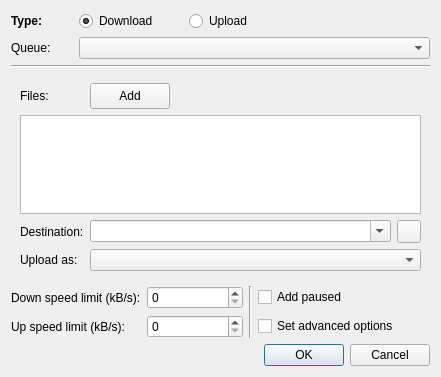
This is src/NewTransferDlg.ui in LubosD/fatrat as Qt 5 draws it before an edit. The edited form follows.
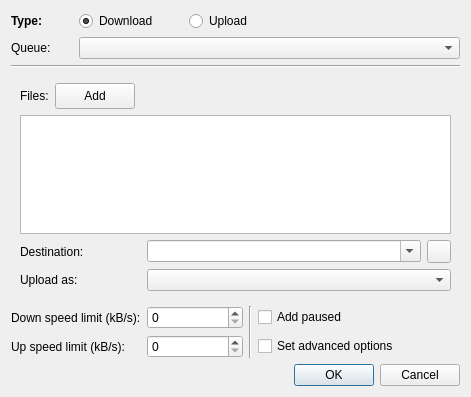
This is the edited form. The open tabs and pages were chosen to show the change. Icons and pictures are not drawn.

```diff
--- a/src/NewTransferDlg.ui
+++ b/src/NewTransferDlg.ui
@@ -5,8 +5,8 @@
    <rect>
     <x>0</x>
     <y>0</y>
-    <width>441</width>
-    <height>377</height>
+    <width>471</width>
+    <height>397</height>
    </rect>
   </property>
   <property name="windowTitle" >
@@ -191,9 +191,23 @@
       </layout>
      </widget>
      <widget class="QWidget" name="page_6" >
-      <layout class="QGridLayout" >
+      <property name="geometry" >
+       <rect>
+        <x>0</x>
+        <y>0</y>
+        <width>415</width>
+        <height>225</height>
+       </rect>
+      </property>
+      <layout class="QGridLayout" name="gridLayout" >
        <item row="0" column="0" >
         <widget class="QLabel" name="label_15" >
+         <property name="sizePolicy" >
+          <sizepolicy vsizetype="Preferred" hsizetype="Minimum" >
+           <horstretch>0</horstretch>
+           <verstretch>0</verstretch>
+          </sizepolicy>
+         </property>
          <property name="text" >
           <string>Files:</string>
          </property>
@@ -215,7 +229,7 @@
          </property>
         </widget>
        </item>
-       <item row="0" column="2" colspan="2" >
+       <item row="0" column="2" colspan="3" >
         <spacer>
          <property name="orientation" >
           <enum>Qt::Horizontal</enum>
@@ -228,28 +242,40 @@
          </property>
         </spacer>
        </item>
-       <item row="1" column="0" colspan="4" >
+       <item row="1" column="0" colspan="5" >
         <widget class="QTextEdit" name="textFiles" >
          <property name="acceptRichText" >
           <bool>false</bool>
          </property>
         </widget>
        </item>
-       <item row="2" column="0" >
+       <item row="2" column="0" colspan="3" >
         <widget class="QLabel" name="label_16" >
+         <property name="sizePolicy" >
+          <sizepolicy vsizetype="Preferred" hsizetype="Minimum" >
+           <horstretch>0</horstretch>
+           <verstretch>0</verstretch>
+          </sizepolicy>
+         </property>
          <property name="text" >
           <string>Destination:</string>
          </property>
         </widget>
        </item>
-       <item row="2" column="1" colspan="2" >
-        <widget class="QComboBox" name="comboDestination2" >
-         <property name="editable" >
-          <bool>true</bool>
-         </property>
-        </widget>
-       </item>
        <item row="2" column="3" >
+        <widget class="QComboBox" name="comboDestination2" >
+         <property name="sizePolicy" >
+          <sizepolicy vsizetype="Fixed" hsizetype="Expanding" >
+           <horstretch>0</horstretch>
+           <verstretch>0</verstretch>
+          </sizepolicy>
+         </property>
+         <property name="editable" >
+          <bool>true</bool>
+         </property>
+        </widget>
+       </item>
+       <item row="2" column="4" >
         <widget class="QToolButton" name="toolAuth" >
          <property name="toolTip" >
           <string>Set authentication data</string>
@@ -259,15 +285,28 @@
          </property>
         </widget>
        </item>
-       <item row="3" column="0" >
+       <item row="3" column="0" colspan="3" >
         <widget class="QLabel" name="label_17" >
+         <property name="sizePolicy" >
+          <sizepolicy vsizetype="Preferred" hsizetype="Minimum" >
+           <horstretch>0</horstretch>
+           <verstretch>0</verstretch>
+          </sizepolicy>
+         </property>
          <property name="text" >
           <string>Upload as:</string>
          </property>
         </widget>
        </item>
-       <item row="3" column="1" colspan="3" >
-        <widget class="QComboBox" name="comboClass2" />
+       <item row="3" column="3" colspan="2" >
+        <widget class="QComboBox" name="comboClass2" >
+         <property name="sizePolicy" >
+          <sizepolicy vsizetype="Fixed" hsizetype="Expanding" >
+           <horstretch>0</horstretch>
+           <verstretch>0</verstretch>
+          </sizepolicy>
+         </property>
+        </widget>
        </item>
       </layout>
      </widget>
@@ -320,7 +359,7 @@
       <enum>Qt::Horizontal</enum>
      </property>
      <property name="standardButtons" >
-      <set>QDialogButtonBox::Cancel|QDialogButtonBox::NoButton|QDialogButtonBox::Ok</set>
+      <set>QDialogButtonBox::Cancel|QDialogButtonBox::Ok</set>
      </property>
     </widget>
    </item>
```
Left out of the diff: 28 changed lines with no effect on the pictures.
